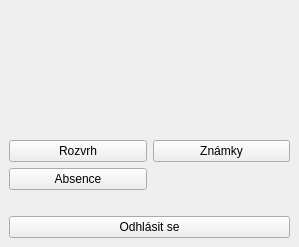
Old version of the form studentui/ui/selector.ui in the repository 23kreny/StudentUI.
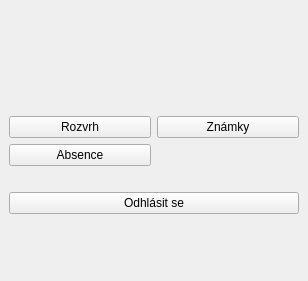
New version of the form.

Commit message: added versions view, minor adjustments

```diff
--- a/studentui/ui/selector.ui
+++ b/studentui/ui/selector.ui
@@ -6,28 +6,27 @@
    <rect>
     <x>0</x>
     <y>0</y>
-    <width>299</width>
-    <height>247</height>
+    <width>308</width>
+    <height>281</height>
    </rect>
   </property>
+  <property name="sizePolicy">
+   <sizepolicy hsizetype="Fixed" vsizetype="Fixed">
+    <horstretch>0</horstretch>
+    <verstretch>0</verstretch>
+   </sizepolicy>
+  </property>
   <property name="windowTitle">
    <string>StudentUI</string>
   </property>
   <widget class="QWidget" name="centralwidget">
    <layout class="QGridLayout" name="gridLayout_2">
     <item row="0" column="0">
-     <layout class="QVBoxLayout" name="verticalLayout_3">
+     <layout class="QVBoxLayout" name="verticalLayout_4">
       <item>
-       <layout class="QVBoxLayout" name="verticalLayout">
+       <layout class="QVBoxLayout" name="verticalLayout" stretch="0,0">
         <item>
-         <widget class="QLabel" name="labelName">
-          <property name="text">
-           <string/>
-          </property>
-         </widget>
-        </item>
-        <item>
-         <widget class="QLabel" name="labelClass">
+         <widget class="QLabel" name="labelNameClass">
           <property name="text">
            <string/>
           </property>
@@ -68,7 +67,7 @@
        </layout>
       </item>
       <item>
-       <layout class="QVBoxLayout" name="verticalLayout_2">
+       <layout class="QVBoxLayout" name="verticalLayout_3">
         <item>
          <spacer name="verticalSpacer">
           <property name="orientation">
@@ -92,6 +91,58 @@
           </property>
          </widget>
         </item>
+        <item>
+         <layout class="QVBoxLayout" name="verticalLayout_2">
+          <item>
+           <layout class="QHBoxLayout" name="horizontalLayout">
+            <item>
+             <spacer name="horizontalSpacer">
+              <property name="orientation">
+               <enum>Qt::Horizontal</enum>
+              </property>
+              <property name="sizeHint" stdset="0">
+               <size>
+                <width>40</width>
+                <height>20</height>
+               </size>
+              </property>
+             </spacer>
+            </item>
+            <item>
+             <widget class="QLabel" name="labelSUIVersion">
+              <property name="text">
+               <string/>
+              </property>
+             </widget>
+            </item>
+           </layout>
+          </item>
+          <item>
+           <layout class="QHBoxLayout" name="horizontalLayout_2">
+            <item>
+             <spacer name="horizontalSpacer_2">
+              <property name="orientation">
+               <enum>Qt::Horizontal</enum>
+              </property>
+              <property name="sizeHint" stdset="0">
+               <size>
+                <width>40</width>
+                <height>20</height>
+               </size>
+              </property>
+             </spacer>
+            </item>
+            <item>
+             <widget class="QLabel" name="labelBakalibVersion">
+              <property name="text">
+               <string/>
+              </property>
+             </widget>
+            </item>
+           </layout>
+          </item>
+         </layout>
+        </item>
        </layout>
       </item>
      </layout>
```
The commit also changes 7 other files.
